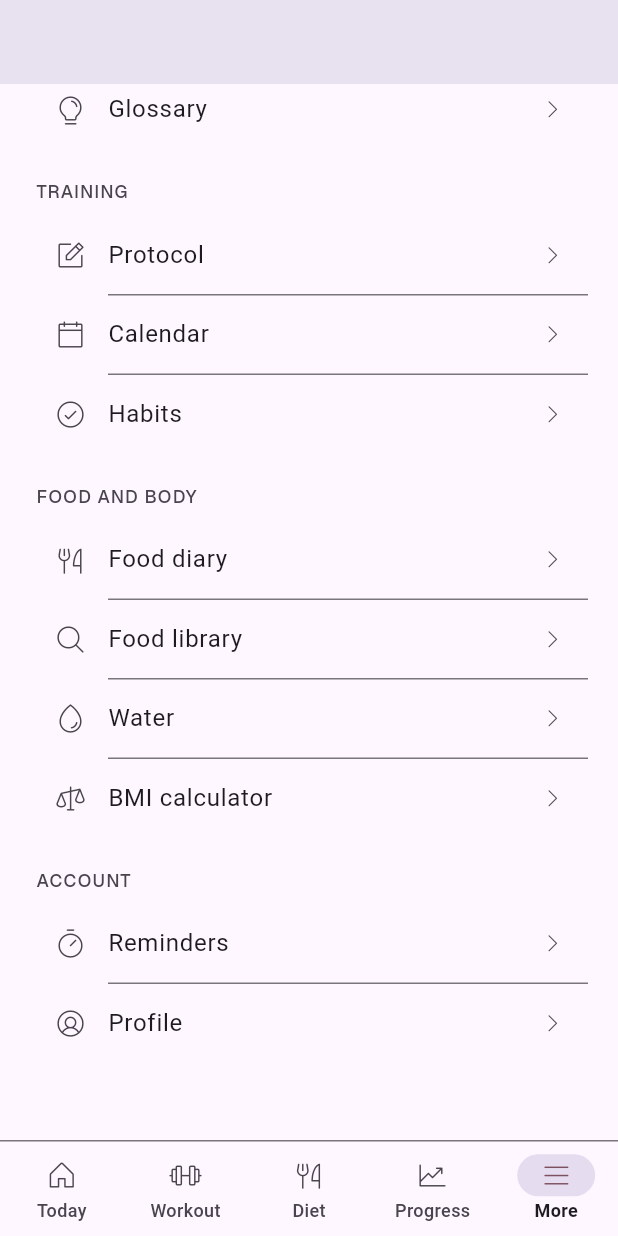
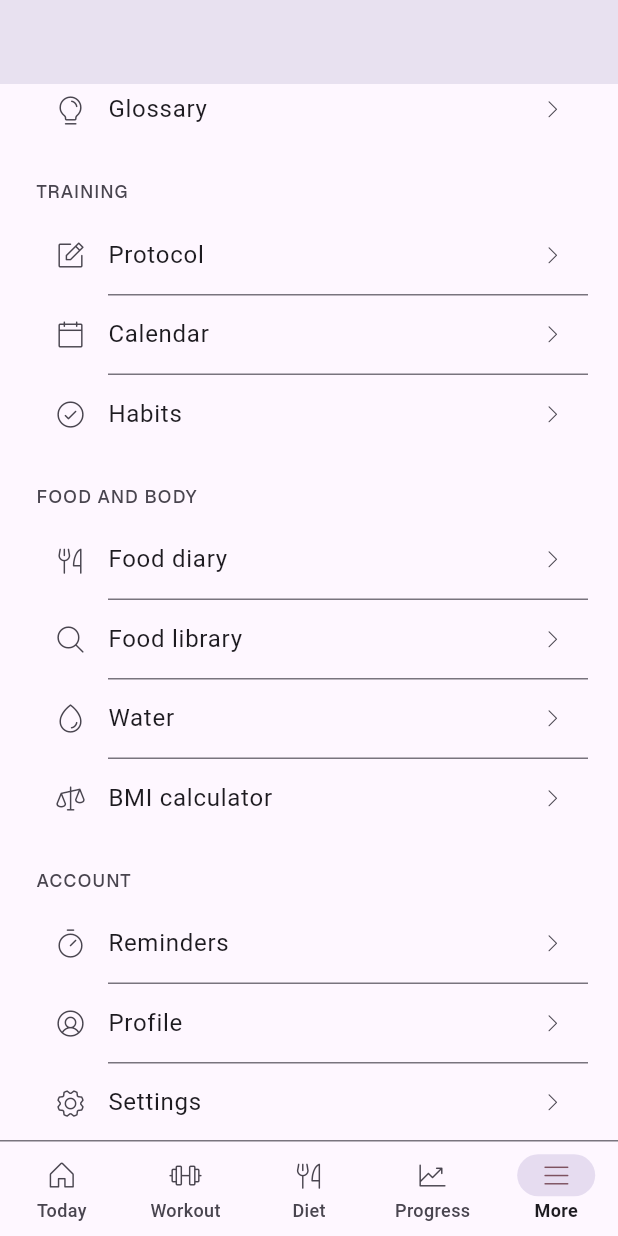
Before and after one commit to sathwikramaka/levlofit, a Flutter app: the Dashboard screen opened directly, item 5 of the bottom bar chosen, scrolled down 249 dp, on a phone screen of 412 x 824 dp. Run offline on Flutter 3.47's test engine with Material 3 defaults, Android fonts, the phone set to English and light mode, and no system bars; our stand-ins replace audioplayers, clock, flutter_secure_storage, flutter_svg, flutter_timezone, google_fonts and 5 more; missing offline and left inert: flutter_local_notifications_linux, flutter_local_notifications_platform_interface, flutter_local_notifications_web, flutter_local_notifications_windows, flutter_zxing; accounts and stored records are empty; statements that could not run were skipped.

Commit message:
App: Settings is its own row in More, not inside Profile
Co-Authored-By: Claude Opus 5.5 <noreply@anthropic.com>

```diff
--- a/app/lib/dashboard_menu.dart
+++ b/app/lib/dashboard_menu.dart
@@ -79,6 +79,7 @@ class _MoreScreen extends StatelessWidget {
       group('ACCOUNT', [
         row(LvIcons.timer, 'Reminders', () => onOpen(_Tab.reminders)),
         row(LvIcons.userCircle, 'Profile', () => onOpen(_Tab.profile)),
+        row(LvIcons.gear, 'Settings', () => onOpen(_Tab.settings)), // its own row, not inside Profile (owner, 2026-11-12)
       ]),
     ]);
   }
--- a/app/lib/dashboard_tabs.dart
+++ b/app/lib/dashboard_tabs.dart
@@ -1777,9 +1777,6 @@ class _ProfileScreen extends StatelessWidget {
           _row(context, LvIcons.pencilSimple, 'Edit name, height and weight', onEditDetails),
           _row(context, LvIcons.notePencil, 'Protocol', () => onOpen(_Tab.protocol), trailing: 'Goals, days, diet, budget'),
         ]),
-        _section(context, 'MORE', [
-          _row(context, LvIcons.gear, 'Settings', () => onOpen(_Tab.settings), trailing: 'Theme, help, privacy'),
-        ]),
         _section(context, '', [
           _row(context, LvIcons.signOut, 'Sign out', onSignOut),
           _row(context, LvIcons.trash, 'Delete account', onDelete, color: c.error),
```
Also changed, not shown: 1 other file.
